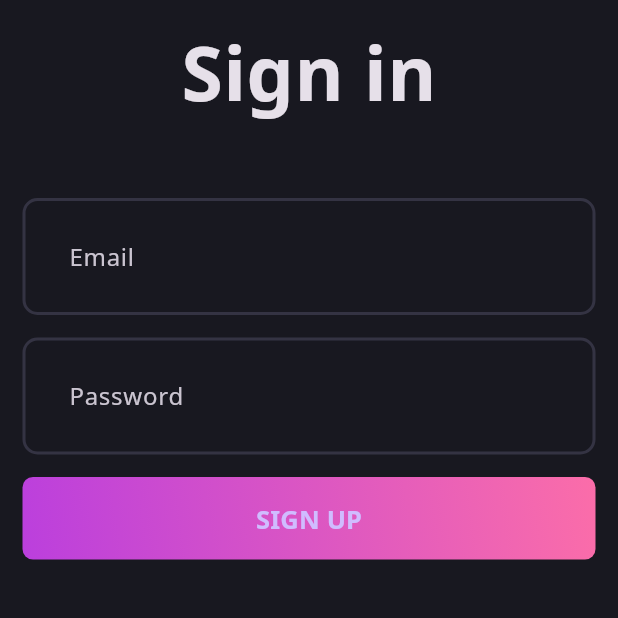
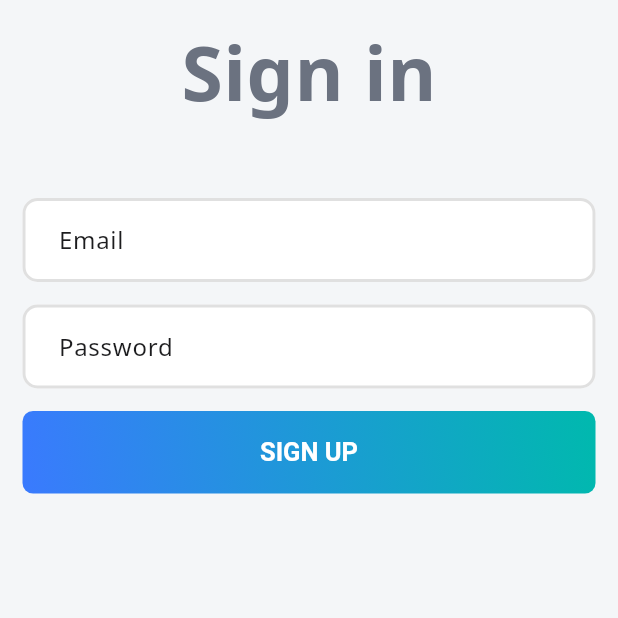
Before and after one commit to Usefmuq/etqan_application_2025, a Flutter app: the screen it shows after launch, on a phone screen of 412 x 824 dp, the top half of it. Run offline on Flutter 3.47's test engine with Material 3 defaults, Android fonts, the phone set to English and light mode, and no system bars; our stand-ins replace dotted_border, flutter_bloc, fpdart, get_it, internet_connection_checker_plus, supabase_flutter; accounts and stored records are empty; generated files the repository leaves out were written again.

Commit message:
new theme

```diff
--- a/lib/src/app.dart
+++ b/lib/src/app.dart
@@ -76,7 +76,7 @@ class _MyAppState extends State<MyApp> {
           // Define a light and dark color theme. Then, read the user's
           // preferred ThemeMode (light, dark, or system default) from the
           // SettingsController to display the correct theme.
-          theme: AppTheme.darkThemeMode,
+          theme: AppTheme.lightThemeMode,
           // darkTheme: ThemeData.dark(),
           // themeMode: settingsController.themeMode,
 
--- a/lib/src/core/theme/app_pallete.dart
+++ b/lib/src/core/theme/app_pallete.dart
@@ -1,13 +1,38 @@
 import 'package:flutter/material.dart';
 
 class AppPallete {
-  static const Color backgroundColor = Color.fromRGBO(24, 24, 32, 1);
-  static const Color gradient1 = Color.fromRGBO(187, 63, 221, 1);
-  static const Color gradient2 = Color.fromRGBO(251, 109, 169, 1);
-  static const Color gradient3 = Color.fromRGBO(255, 159, 124, 1);
-  static const Color borderColor = Color.fromRGBO(52, 51, 67, 1);
+  // 🌐 Brand Blue Gradient Colors (replacing lavender)
+  static const Color gradient1 = Color(0xFF3A7AFE); // Blue (Primary)
+  static const Color gradient2 = Color(0xFF00B9AE); // Teal
+  static const Color gradient3 = Color(0xFF4DD0E1); // Cyan/Accent
+
+  // 🎨 Theme / Background
+  static const Color backgroundColor =
+      Color(0xFFF4F6F8); // Light gray for ERP background
+  static const Color surfaceColor = Colors.white;
+  static const Color borderColor = Color(0xFFE0E0E0); // Subtle light border
+  static const Color cardColor =
+      Color(0xFFFDFEFF); // Light off-white with cool tone
+  static const Color cardColorLavenderTint =
+      Color(0xFFF0F4FF); // Soft blue tint (was lavender)
+  static const Color cardColorWhite = Colors.white;
+
+  // 📝 Text & Neutral
   static const Color whiteColor = Colors.white;
   static const Color greyColor = Colors.grey;
-  static const Color errorColor = Colors.redAccent;
+  static const Color textPrimary = Color(0xFF1C1C1E); // Dark neutral text
+  static const Color textSecondary = Color(0xFF6B7280); // Medium gray text
+
+  // 🚦 Status Colors
+  static const Color inProgressColor = Color(0xFFFFC107); // Yellow/Amber
+  static const Color completedColor = Color(0xFF4CAF50); // Green
+  static const Color rejectColor = Color(0xFFF44336); // Red
+  static const Color errorColor = Color(0xFFE53935); // Strong red
+
+  // 🧩 Others
   static const Color transparentColor = Colors.transparent;
+
+  // 🔵 Primary for buttons and actions
+  static const Color primaryLavender =
+      gradient1; // 🧠 Alias for your old naming
 }
--- a/lib/src/core/theme/theme.dart
+++ b/lib/src/core/theme/theme.dart
@@ -1,46 +1,118 @@
-import 'package:etqan_application_2025/src/core/theme/app_pallete.dart';
 import 'package:flutter/material.dart';
+import 'app_pallete.dart';
 
 class AppTheme {
-  static _border([Color color = AppPallete.borderColor]) => OutlineInputBorder(
-      borderSide: BorderSide(color: color, width: 2),
-      borderRadius: BorderRadius.circular(10));
-  static final darkThemeMode = ThemeData(
-    brightness: Brightness.dark, // ✅ Use this instead of `ThemeData.dark()`
-    fontFamily: 'NotoSans', // ✅ Now it's valid
-    textTheme: TextTheme(
-      bodyLarge: TextStyle(fontFamily: 'NotoSans'),
-      bodyMedium: TextStyle(fontFamily: 'NotoSansArabic'),
+  /// Input Border Style (shared)
+  static OutlineInputBorder _border([Color color = AppPallete.borderColor]) =>
+      OutlineInputBorder(
+        borderSide: BorderSide(color: color, width: 2),
+        borderRadius: BorderRadius.circular(10),
+      );
+
+  /// ✅ Light Theme with Lavender ERP identity
+  static final ThemeData lightThemeMode = ThemeData(
+    brightness: Brightness.light,
+    fontFamily: 'NotoSans',
+
+    scaffoldBackgroundColor: AppPallete.backgroundColor,
+    primaryColor: AppPallete.primaryLavender,
+    useMaterial3: true,
+
+    // ✅ Text theme with support for Arabic
+    textTheme: const TextTheme(
+      titleLarge: TextStyle(
+        fontSize: 20,
+        fontWeight: FontWeight.bold,
+        fontFamily: 'NotoSans',
+        color: AppPallete.textPrimary,
+      ),
+      bodyLarge: TextStyle(
+        fontSize: 16,
+        fontFamily: 'NotoSans',
+        color: AppPallete.textPrimary,
+      ),
+      bodyMedium: TextStyle(
+        fontSize: 14,
+        fontFamily: 'NotoSansArabic',
+        color: AppPallete.textSecondary,
+      ),
     ),
-    scaffoldBackgroundColor: AppPallete.backgroundColor,
-    chipTheme: const ChipThemeData(
-      color: WidgetStatePropertyAll(AppPallete.backgroundColor),
-      side: BorderSide.none,
+
+    // ✅ Chip styling
+    chipTheme: ChipThemeData(
+      backgroundColor: AppPallete.primaryLavender.withOpacity(0.08),
+      selectedColor: AppPallete.primaryLavender.withOpacity(0.18),
+      disabledColor: Colors.grey.shade300,
+      labelStyle: const TextStyle(
+        fontSize: 14,
+        color: AppPallete.textPrimary,
+        fontWeight: FontWeight.w500,
+      ),
+      secondaryLabelStyle: const TextStyle(color: AppPallete.textSecondary),
+      padding: const EdgeInsets.symmetric(horizontal: 12, vertical: 6),
+      shape: const StadiumBorder(), // 🟣 Clean pill shape
+      side: BorderSide.none, // ✅ Remove any weird outline
     ),
+
+    // ✅ Input field styles
     inputDecorationTheme: InputDecorationTheme(
-      contentPadding: const EdgeInsets.all(27),
+      contentPadding: const EdgeInsets.symmetric(horizontal: 20, vertical: 16),
+      filled: true,
+      fillColor: Colors.white,
       border: _border(),
       enabledBorder: _border(),
       focusedBorder: _border(AppPallete.gradient2),
       errorBorder: _border(AppPallete.errorColor),
+      labelStyle: const TextStyle(color: AppPallete.textSecondary),
+    ),
+
+    // ✅ Button styles
+    elevatedButtonTheme: ElevatedButtonThemeData(
+      style: ElevatedButton.styleFrom(
+        backgroundColor: AppPallete.primaryLavender,
+        foregroundColor: Colors.white,
+        padding: const EdgeInsets.symmetric(horizontal: 24, vertical: 14),
+        shape: RoundedRectangleBorder(
+          borderRadius: BorderRadius.circular(12),
+        ),
+        textStyle: const TextStyle(
+          fontSize: 16,
+          fontWeight: FontWeight.w600,
+        ),
+      ),
+    ),
+
+    // ✅ AppBar theme
+    appBarTheme: const AppBarTheme(
+      backgroundColor: AppPallete.primaryLavender,
+      foregroundColor: Colors.white,
+      elevation: 0,
+      centerTitle: true,
+      titleTextStyle: TextStyle(
+        fontSize: 18,
+        fontWeight: FontWeight.bold,
+        color: Colors.white,
+      ),
+    ),
+
+    // ✅ Card style
+    cardTheme: CardTheme(
+      color: AppPallete.cardColor,
+      elevation: 3,
+      margin: const EdgeInsets.all(12),
+      shape: RoundedRectangleBorder(
+        borderRadius: BorderRadius.circular(16),
+      ),
+    ),
+
+    // ✅ Global color scheme
+    colorScheme: ColorScheme.light(
+      primary: AppPallete.primaryLavender,
+      secondary: AppPallete.gradient2,
+      error: AppPallete.errorColor,
+      background: AppPallete.backgroundColor,
+      onPrimary: Colors.white,
+      onSurface: AppPallete.textPrimary,
     ),
   );
-
-  // static final darkThemeMode = ThemeData.dark().copyWith(
-  //     textTheme: TextTheme(
-  //       bodyLarge: TextStyle(fontFamily: 'NotoSans'),
-  //       bodyMedium: TextStyle(fontFamily: 'NotoSansArabic'),
-  //     ),
-  //     scaffoldBackgroundColor: AppPallete.backgroundColor,
-  //     chipTheme: const ChipThemeData(
-  //       color: WidgetStatePropertyAll(AppPallete.backgroundColor),
-  //       side: BorderSide.none,
-  //     ),
-  //     inputDecorationTheme: InputDecorationTheme(
-  //       contentPadding: const EdgeInsets.all(27),
-  //       border: _border(),
-  //       enabledBorder: _border(),
-  //       focusedBorder: _border(AppPallete.gradient2),
-  //       errorBorder: _border(AppPallete.errorColor),
-  //     ));
 }
```
Also changed, not shown: lib/src/core/common/widgets/cards/animated_card_wrapper.dart (added, +64 -0 lines), lib/src/core/common/widgets/cards/custom_card_with_chips.dart (+78 -34 lines), lib/src/core/common/widgets/cards/custom_key_value_grid.dart (added, +100 -0 lines), lib/src/core/constants/uuid_lookup_constants.dart (added, +41 -0 lines), lib/src/features/blog/presentation/pages/blog_page.dart (+12 -6 lines), lib/src/features/blog/presentation/pages/blog_viewer_page.dart (+38 -58 lines), pubspec.lock.
